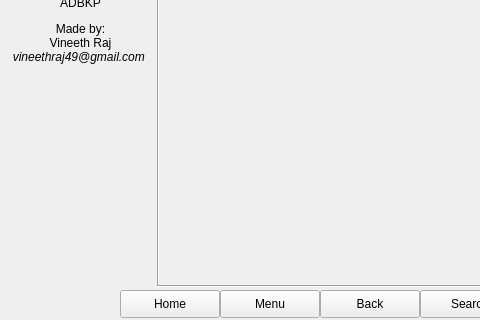
Qt form mainwindow.ui (thewisenerd/adbkp-gui) before a commit; both pictures show x 0 to 480 and y 200 to 520 of the 640 by 520 pixel window.
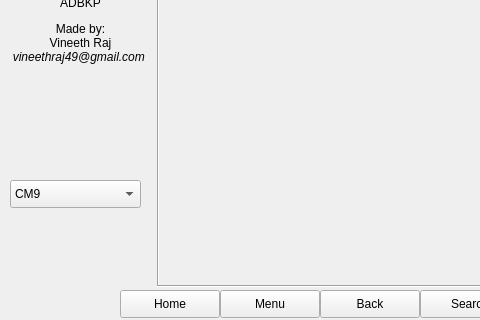
The same form after that commit. Icons and pictures are not drawn.

```diff
--- a/mainwindow.ui
+++ b/mainwindow.ui
@@ -10,6 +10,18 @@
     <height>520</height>
    </rect>
   </property>
+  <property name="minimumSize">
+   <size>
+    <width>640</width>
+    <height>520</height>
+   </size>
+  </property>
+  <property name="maximumSize">
+   <size>
+    <width>640</width>
+    <height>520</height>
+   </size>
+  </property>
   <property name="windowTitle">
    <string>:::ADBKP:::</string>
   </property>
@@ -215,6 +227,41 @@
 &lt;/body&gt;&lt;/html&gt;</string>
     </property>
    </widget>
+   <widget class="QComboBox" name="rom_select">
+    <property name="geometry">
+     <rect>
+      <x>10</x>
+      <y>380</y>
+      <width>131</width>
+      <height>28</height>
+     </rect>
+    </property>
+    <item>
+     <property name="text">
+      <string>CM9</string>
+     </property>
+    </item>
+    <item>
+     <property name="text">
+      <string>MiniCM9</string>
+     </property>
+    </item>
+    <item>
+     <property name="text">
+      <string>CM10</string>
+     </property>
+    </item>
+    <item>
+     <property name="text">
+      <string>CM10.1</string>
+     </property>
+    </item>
+    <item>
+     <property name="text">
+      <string>CM10.2</string>
+     </property>
+    </item>
+   </widget>
   </widget>
  </widget>
  <layoutdefault spacing="6" margin="11"/>
```
